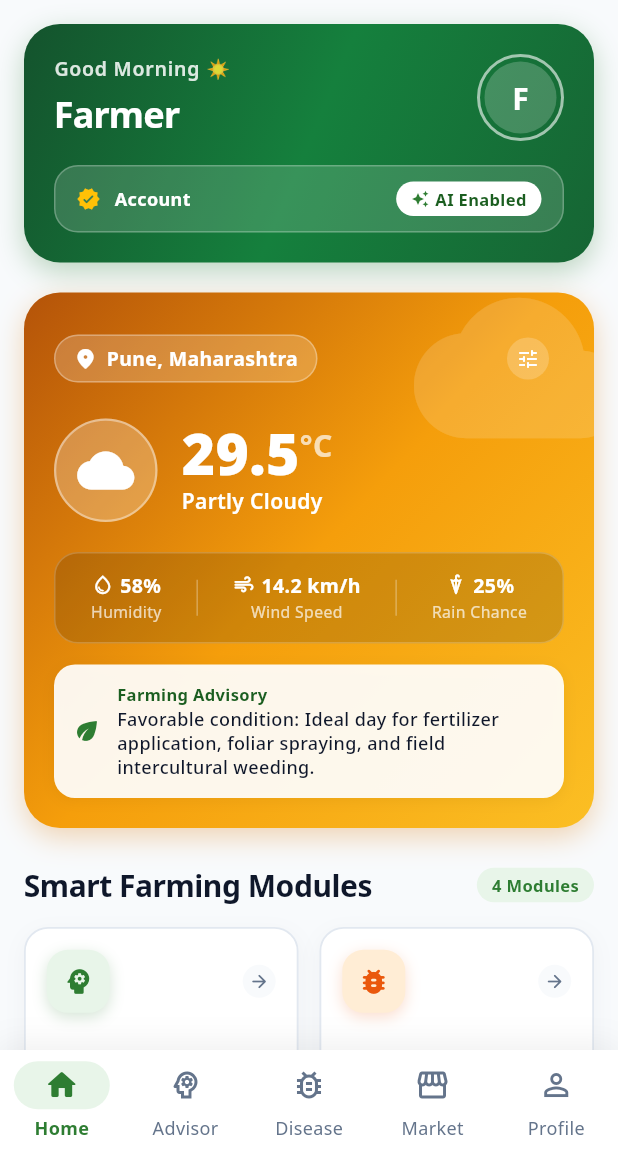
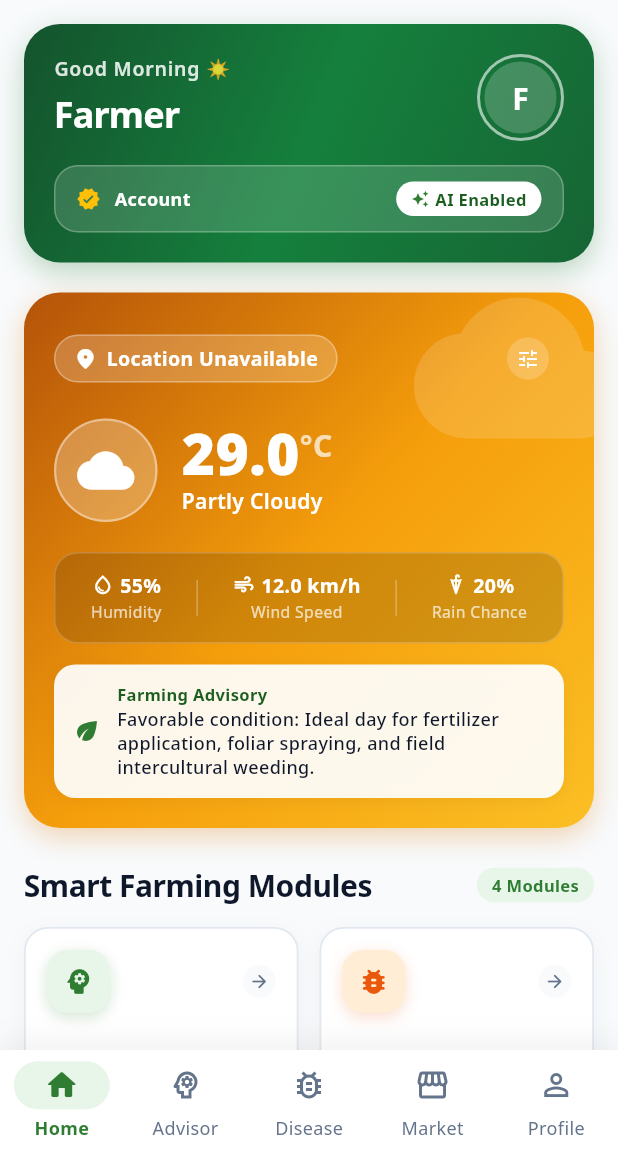
Before and after one commit to Talha905/agro_FYP, a Flutter app: the screen it shows once a user with an empty profile is signed in, on a phone screen of 412 x 824 dp, the part 84-1236 px from its top. Run offline on Flutter 3.47's test engine with Material 3 defaults, Android fonts, the phone set to English and light mode, and no system bars; our stand-ins replace cloud_firestore, firebase_auth, firebase_core, firebase_storage, flutter_local_notifications, geolocator and 7 more; missing offline and left inert: geoflutterfire_plus; accounts and stored records are empty.

Commit message:
fix: enforce shared AppLocationProvider for dashboard & advisor, fix location error state buttons, seed baseline NPK, and stabilize past history stream

```diff
--- /dev/null
+++ b/agrosaathi/lib/services/app_location_provider.dart
@@ -0,0 +1,163 @@
+import 'dart:convert';
+import 'package:flutter/material.dart';
+import 'package:geolocator/geolocator.dart';
+import 'package:shared_preferences/shared_preferences.dart';
+import '../models/weather_model.dart';
+import 'location_service.dart';
+import 'soil_grids_service.dart';
+import 'weather_service.dart';
+
+enum LocationStatus {
+  idle,
+  detecting,
+  success,
+  manual,
+  error,
+}
+
+class LocationState {
+  final LocationStatus status;
+  final LocationData? location;
+  final WeatherInfo? weather;
+  final SoilPropertyData? soil;
+  final LocationErrorType? errorType;
+  final String? errorMessage;
+  final bool isManual;
+  final String? lastKnownDistrict;
+
+  LocationState({
+    required this.status,
+    this.location,
+    this.weather,
+    this.soil,
+    this.errorType,
+    this.errorMessage,
+    this.isManual = false,
+    this.lastKnownDistrict,
+  });
+
+  String get displayDistrict {
+    if (isManual && location != null) return '${location!.district} (Manual)';
+    if (location != null) return location!.formattedLocation;
+    if (lastKnownDistrict != null && lastKnownDistrict!.isNotEmpty) return '$lastKnownDistrict (Last Known)';
+    return 'Location Unavailable';
+  }
+}
+
+class AppLocationProvider {
+  static final ValueNotifier<LocationState> stateNotifier = ValueNotifier<LocationState>(
+    LocationState(status: LocationStatus.idle),
+  );
+
+  static LocationState get currentState => stateNotifier.value;
+
+  /// Initializes location fetching. A fresh GPS result ALWAYS wins.
+  /// Last known location is saved to SharedPreferences as a fallback only.
+  static Future<void> initLocation({bool forceFresh = false}) async {
+    final prefs = await SharedPreferences.getInstance();
+    final savedDistrict = prefs.getString('last_known_district');
+    final savedLat = prefs.getDouble('last_known_lat');
+    final savedLon = prefs.getDouble('last_known_lon');
+
+    // 1. Indicate loading state
+    stateNotifier.value = LocationState(
+      status: LocationStatus.detecting,
+      lastKnownDistrict: savedDistrict,
+    );
+
+    // 2. Fetch fresh GPS position
+    final result = await LocationService.getCurrentLocation();
+
+    if (result.isSuccess && result.location != null) {
+      final freshLoc = result.location!;
+
+      // Save fresh location to SharedPreferences as fallback for future offline runs
+      await prefs.setString('last_known_district', freshLoc.formattedLocation);
+      await prefs.setDouble('last_known_lat', freshLoc.latitude);
+      await prefs.setDouble('last_known_lon', freshLoc.longitude);
+
+      // Fetch Weather & Soil for fresh GPS coordinates
+      final weather = await WeatherService.fetchWeatherByCoordinates(
+        latitude: freshLoc.latitude,
+        longitude: freshLoc.longitude,
+        defaultLocation: freshLoc.formattedLocation,
+      );
+      final soil = await SoilGridsService.fetchSoilProperties(freshLoc.latitude, freshLoc.longitude);
+
+      stateNotifier.value = LocationState(
+        status: LocationStatus.success,
+        location: freshLoc,
+        weather: weather,
+        soil: soil,
+        isManual: false,
+      );
+    } else {
+      // GPS failed / disabled / permission denied
+      if (savedDistrict != null && savedLat != null && savedLon != null) {
+        // Fall back to last known location with error warning
+        final fallbackLoc = LocationData(
+          latitude: savedLat,
+          longitude: savedLon,
+          city: savedDistrict.split(',').first.trim(),
+          state: savedDistrict.contains(',') ? savedDistrict.split(',').last.trim() : 'State',
+          district: savedDistrict,
+        );
+        final weather = await WeatherService.fetchWeatherByCoordinates(
+          latitude: savedLat,
+          longitude: savedLon,
+          defaultLocation: savedDistrict,
+        );
+
+        stateNotifier.value = LocationState(
+          status: LocationStatus.error,
+          location: fallbackLoc,
+          weather: weather,
+          errorType: result.errorType,
+          errorMessage: result.errorMessage,
+          lastKnownDistrict: savedDistrict,
+        );
+      } else {
+        stateNotifier.value = LocationState(
+          status: LocationStatus.error,
+          errorType: result.errorType,
+          errorMessage: result.errorMessage ?? 'GPS Location unavailable.',
+        );
+      }
+    }
+  }
+
+  /// Sets a manual location selection and fetches weather/soil for it.
+  static Future<void> setManualLocation(String district, {double? lat, double? lon}) async {
+    stateNotifier.value = LocationState(
+      status: LocationStatus.detecting,
+      lastKnownDistrict: currentState.lastKnownDistrict,
+    );
+
+    final useLat = lat ?? 18.5204;
+    final useLon = lon ?? 73.8567;
+
+    final loc = LocationData(
+      latitude: useLat,
+      longitude: useLon,
+      city: district.split(',').first.trim(),
+      state: district.contains(',') ? district.split(',').last.trim() : 'Maharashtra',
+      district: district,
+    );
+
+    final weather = await WeatherService.fetchWeather(location: district);
+    final soil = await SoilGridsService.fetchSoilProperties(useLat, useLon);
+
+    stateNotifier.value = LocationState(
+      status: LocationStatus.manual,
+      location: loc,
+      weather: weather,
+      soil: soil,
+      isManual: true,
+    );
+  }
+
+  /// Switches back to fresh current GPS location
+  static Future<void> switchToCurrentGPS() async {
+    await initLocation(forceFresh: true);
+  }
+}
--- a/agrosaathi/lib/services/location_service.dart
+++ b/agrosaathi/lib/services/location_service.dart
@@ -45,10 +45,25 @@ class LocationResult {
 }
 
 class LocationService {
+  /// Opens device GPS location settings screen
+  static Future<bool> openLocationSettings() async {
+    return await Geolocator.openLocationSettings();
+  }
+
+  /// Opens app settings screen for permissions
+  static Future<bool> openAppSettings() async {
+    return await Geolocator.openAppSettings();
+  }
+
+  /// Requests location permission again
+  static Future<LocationPermission> requestPermission() async {
+    return await Geolocator.requestPermission();
+  }
+
   /// Fetches real device GPS coordinates and performs reverse geocoding.
   /// Returns explicit error states if GPS is disabled, permission denied, or timeout occurs.
   /// NEVER silently falls back to hardcoded locations.
-  static Future<LocationResult> getCurrentLocation() async {
+  static Future<LocationResult> getCurrentLocation({int timeoutSeconds = 10}) async {
     try {
       // 1. Check if location services are enabled on device
       bool serviceEnabled = await Geolocator.isLocationServiceEnabled();
@@ -78,11 +93,24 @@ class LocationService {
         );
       }
 
-      // 3. Fetch GPS position with strict 10s timeout
-      Position position = await Geolocator.getCurrentPosition(
-        desiredAccuracy: LocationAccuracy.medium,
-        timeLimit: const Duration(seconds: 10),
-      );
+      // 3. Fetch GPS position with configurable timeout
+      Position? position;
+      try {
+        position = await Geolocator.getCurrentPosition(
+          desiredAccuracy: LocationAccuracy.medium,
+          timeLimit: Duration(seconds: timeoutSeconds),
+        );
+      } catch (_) {
+        // Fallback to last known GPS position on timeout
+        position = await Geolocator.getLastKnownPosition();
+      }
+
+      if (position == null) {
+        return LocationResult.error(
+          LocationErrorType.timeout,
+          'Location fetch timed out. Please check your GPS signal and tap Retry.',
+        );
+      }
 
       // 4. Reverse Geocode via Open-Meteo Geocoding API / Nominatim
       final locData = await _reverseGeocode(position.latitude, position.longitude);
@@ -95,18 +123,12 @@ class LocationService {
         LocationData(
           latitude: position.latitude,
           longitude: position.longitude,
-          city: 'Local Area',
+          city: 'Local Region',
           state: 'State',
           district: '${position.latitude.toStringAsFixed(2)}°N, ${position.longitude.toStringAsFixed(2)}°E',
         ),
       );
     } catch (e) {
-      if (e.toString().contains('TimeoutException') || e.toString().contains('timeLimit')) {
-        return LocationResult.error(
-          LocationErrorType.timeout,
-          'Location fetch timed out. Please check your GPS signal and retry.',
-        );
-      }
       return LocationResult.error(
         LocationErrorType.unknown,
         'Could not fetch location: $e',
--- a/agrosaathi/lib/widgets/weather_widget.dart
+++ b/agrosaathi/lib/widgets/weather_widget.dart
@@ -4,6 +4,7 @@ import '../constants/app_colors.dart';
 import '../models/weather_model.dart';
 import '../services/localization_service.dart';
 import '../services/weather_service.dart';
+import '../services/app_location_provider.dart';
 
 /// Dynamic, animated Agro-Weather Header Card with condition-aware gradients.
 class WeatherWidget extends StatefulWidget {
@@ -19,20 +20,10 @@ class WeatherWidget extends StatefulWidget {
 }
 
 class _WeatherWidgetState extends State<WeatherWidget> {
-  String selectedDistrict = 'Pune, Maharashtra';
-  late Future<WeatherInfo> _weatherFuture;
-
   @override
   void initState() {
     super.initState();
-    _weatherFuture = WeatherService.fetchWeather(location: selectedDistrict);
-  }
-
-  void _changeDistrict(String newDistrict) {
-    setState(() {
-      selectedDistrict = newDistrict;
-      _weatherFuture = WeatherService.fetchWeather(location: selectedDistrict);
-    });
+    AppLocationProvider.initLocation();
   }
 
   IconData _getWeatherIcon(String condition) {
@@ -65,10 +56,10 @@ class _WeatherWidgetState extends State<WeatherWidget> {
     return ValueListenableBuilder<String>(
       valueListenable: LocalizationService.currentLocale,
       builder: (context, langCode, _) {
-        return FutureBuilder<WeatherInfo>(
-          future: _weatherFuture,
-          builder: (context, snapshot) {
-            if (snapshot.connectionState == ConnectionState.waiting) {
+        return ValueListenableBuilder<LocationState>(
+          valueListenable: AppLocationProvider.stateNotifier,
+          builder: (context, locState, _) {
+            if (locState.status == LocationStatus.detecting) {
               return Container(
                 padding: const EdgeInsets.all(24),
                 decoration: BoxDecoration(
@@ -85,15 +76,15 @@ class _WeatherWidgetState extends State<WeatherWidget> {
                       child: CircularProgressIndicator(strokeWidth: 2.5, color: AppColors.primary),
                     ),
                     SizedBox(width: 12),
-                    Text('Fetching Live Weather Data...', style: TextStyle(color: AppColors.textSecondary, fontWeight: FontWeight.w500)),
+                    Text('Detecting Live Location...', style: TextStyle(color: AppColors.textSecondary, fontWeight: FontWeight.w500)),
                   ],
                 ),
               );
             }
 
-            final weather = snapshot.data ??
+            final weather = locState.weather ??
                 WeatherInfo(
-                  location: selectedDistrict,
+                  location: locState.displayDistrict,
                   temperature: 29.0,
                   condition: 'Partly Cloudy',
                   conditionKey: 'weather_partly_cloudy',
@@ -153,10 +144,14 @@ class _WeatherWidgetState extends State<WeatherWidget> {
                               ),
                               child: Row(
                                 children: [
-                                  const Icon(Icons.location_on_rounded, size: 16, color: Colors.white),
+                                  Icon(
+                                    locState.isManual ? Icons.edit_location_alt : Icons.location_on_rounded,
+                                    size: 16,
+                                    color: Colors.white,
+                                  ),
                                   const SizedBox(width: 6),
                                   Text(
-                                    weather.location,
+                                    locState.displayDistrict,
                                     style: const TextStyle(
                                       fontSize: 13,
                                       fontWeight: FontWeight.bold,
@@ -167,7 +162,13 @@ class _WeatherWidgetState extends State<WeatherWidget> {
                               ),
                             ),
                             PopupMenuButton<String>(
-                              onSelected: _changeDistrict,
+                              onSelected: (val) {
+                                if (val == '__USE_GPS__') {
+                                  AppLocationProvider.switchToCurrentGPS();
+                                } else {
+                                  AppLocationProvider.setManualLocation(val);
+                                }
+                              },
                               icon: Container(
                                 padding: const EdgeInsets.all(6),
                                 decoration: BoxDecoration(
@@ -177,12 +178,25 @@ class _WeatherWidgetState extends State<WeatherWidget> {
                                 child: const Icon(Icons.tune_rounded, size: 16, color: Colors.white),
                               ),
                               itemBuilder: (context) {
-                                return WeatherService.supportedDistricts.map((district) {
-                                  return PopupMenuItem(
-                                    value: district,
-                                    child: Text(district),
-                                  );
-                                }).toList();
+                                return [
+                                  const PopupMenuItem(
+                                    value: '__USE_GPS__',
+                                    child: Row(
+                                      children: [
+                                        Icon(Icons.my_location, size: 16, color: AppColors.primary),
+                                        SizedBox(width: 8),
+                                        Text('🔄 Use My Current GPS Location', style: TextStyle(fontWeight: FontWeight.bold)),
+                                      ],
+                                    ),
+                                  ),
+                                  const PopupMenuDivider(),
+                                  ...WeatherService.supportedDistricts.map((district) {
+                                    return PopupMenuItem(
+                                      value: district,
+                                      child: Text(district),
+                                    );
+                                  }),
+                                ];
                               },
                             ),
                           ],
```
Also changed, not shown: agrosaathi/lib/screens/crop_advisor_screen.dart (+143 -57 lines).
